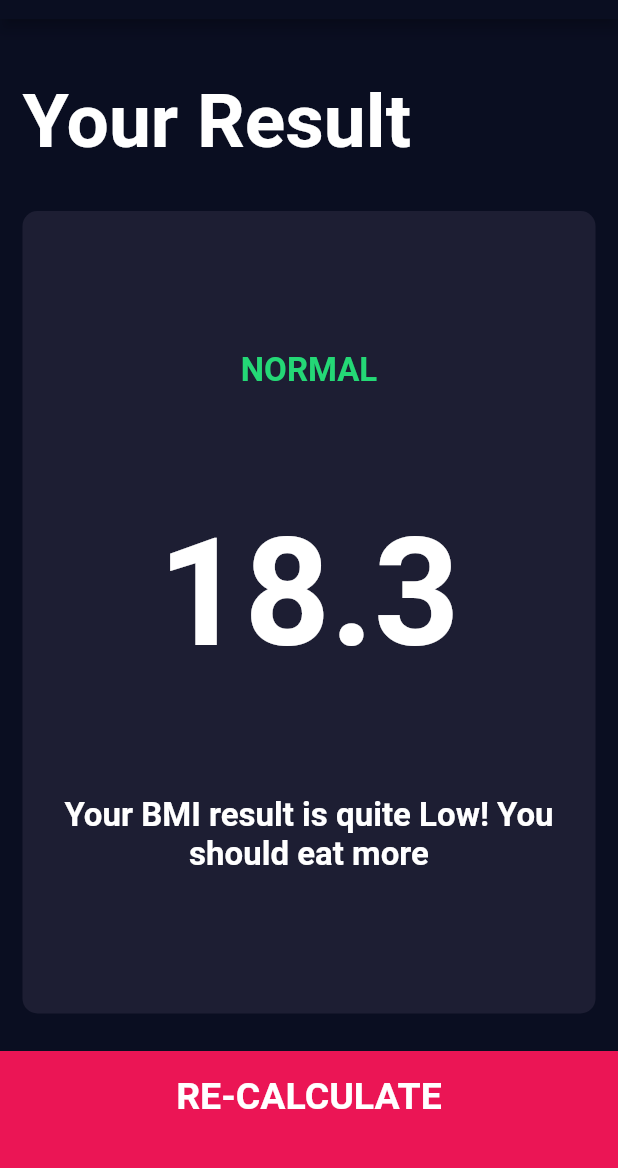
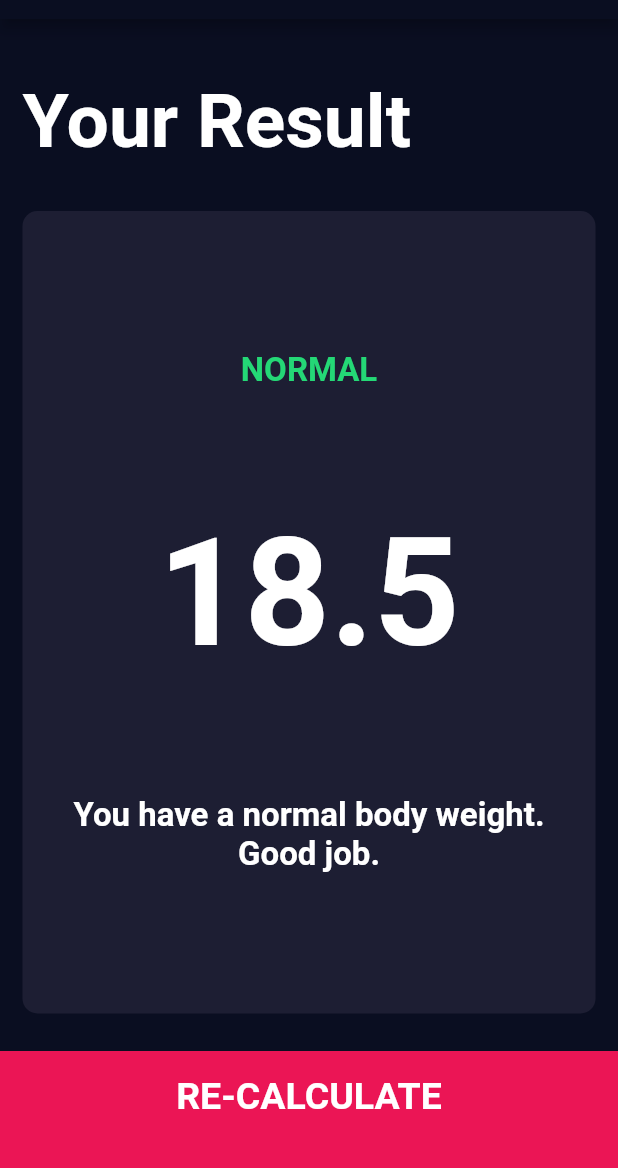
Before and after one commit to ashi31/bmi-calculator-flutter, a Flutter app: the screen it shows after launch, after a tap on "CALCULATE", on a phone screen of 412 x 824 dp, the part 65-1233 px from its top. Run offline on Flutter 3.47's test engine with Material 2 defaults, Android fonts, the phone set to English and light mode, and no system bars; our stand-ins replace font_awesome_flutter.

Commit message:
Calculations done

```diff
--- a/lib/calculative_brain.dart
+++ b/lib/calculative_brain.dart
@@ -0,0 +1,34 @@
+import 'dart:math';
+
+class CalculativeBrain {
+  CalculativeBrain({this.weight, this.height});
+
+  final int height;
+  final int weight;
+  double _bmi;
+
+  String calculateBMI() {
+    _bmi = weight / pow(height / 100, 2);
+    return _bmi.toStringAsFixed(1);
+  }
+
+  String getResult() {
+    if (_bmi >= 25) {
+      return "Overweight";
+    } else if (_bmi > 18.5) {
+      return "Normal";
+    } else {
+      return "Underweight";
+    }
+  }
+
+  String getInterpretation() {
+    if (_bmi >= 25) {
+      return "You have a higher than normal body weight. Try to excercise more.";
+    } else if (_bmi > 18.5) {
+      return "You have a normal body weight. Good job.";
+    } else {
+      return "You have a lower than normal body weight. You can eat a bit more.";
+    }
+  }
+}
--- a/lib/screens/input_page.dart
+++ b/lib/screens/input_page.dart
@@ -1,3 +1,4 @@
+import 'package:bmi_calculator/calculative_brain.dart';
 import 'package:bmi_calculator/components/bottom_button.dart';
 import 'package:bmi_calculator/components/icon_content.dart';
 import 'package:bmi_calculator/components/reusable_card.dart';
@@ -216,9 +217,17 @@ class _InputPageState extends State<InputPage> {
           BottomButton(
             buttonTitle: "CALCULATE",
             onTap: () {
+              CalculativeBrain calc =
+              CalculativeBrain(height: height, weight: weight);
+
               Navigator.of(context).push(
                 MaterialPageRoute(
-                  builder: (context) => ResultsPage(),
+                  builder: (context) =>
+                      ResultsPage(
+                        bmiResult: calc.calculateBMI(),
+                        interpretation: calc.getInterpretation(),
+                        resultText: calc.getResult(),
+                      ),
                 ),
               );
             },
--- a/lib/screens/results_page.dart
+++ b/lib/screens/results_page.dart
@@ -4,6 +4,14 @@ import 'package:bmi_calculator/constants.dart';
 import 'package:flutter/material.dart';
 
 class ResultsPage extends StatelessWidget {
+  ResultsPage({@required this.bmiResult,
+    @required this.interpretation,
+    @required this.resultText});
+
+  final String bmiResult;
+  final String resultText;
+  final String interpretation;
+
   @override
   Widget build(BuildContext context) {
     return Scaffold(
@@ -35,15 +43,15 @@ class ResultsPage extends StatelessWidget {
                   mainAxisAlignment: MainAxisAlignment.spaceEvenly,
                   children: <Widget>[
                     Text(
-                      "NORMAL",
+                      resultText.toUpperCase(),
                       style: kResultTextStyle,
                     ),
                     Text(
-                      "18.3",
+                      bmiResult,
                       style: kBMITextStyle,
                     ),
                     Text(
-                      "Your BMI result is quite Low! You should eat more",
+                      interpretation,
                       style: kBodyTextStyle,
                       textAlign: TextAlign.center,
                     ),
```
